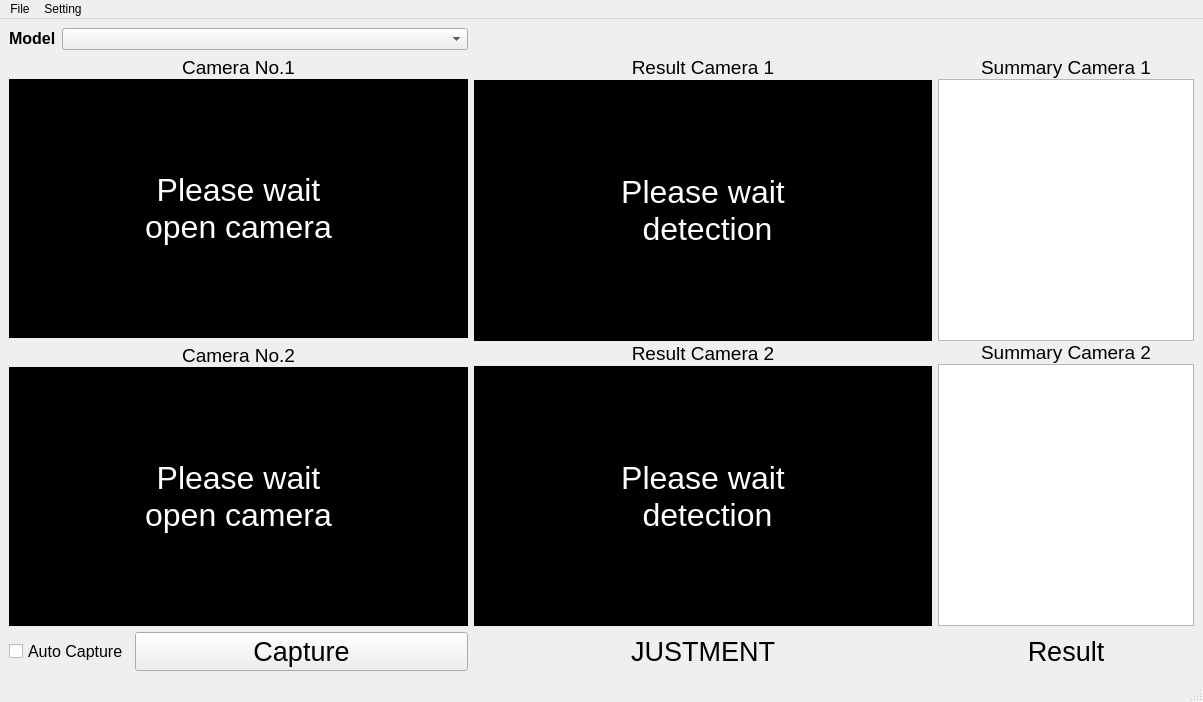
First picture: the form in UI/ScreenUI.ui, repository oatanurakch/ElecX_Detection, before the edit.
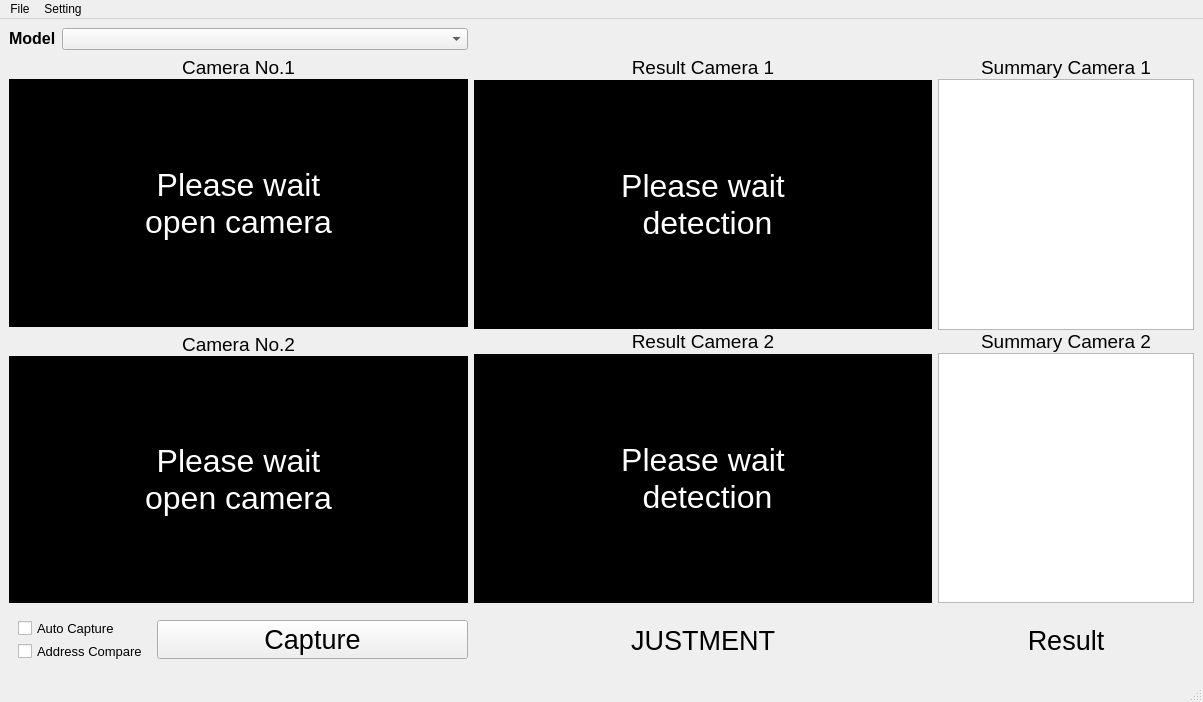
Second picture: the form after the edit.

Commit message: edit UI and add checkbox  for load address

Diff of the .ui file:
```diff
--- a/UI/ScreenUI.ui
+++ b/UI/ScreenUI.ui
@@ -433,6 +433,21 @@
       </item>
       <item row="3" column="0">
        <layout class="QHBoxLayout" name="horizontalLayout_6">
+        <property name="spacing">
+         <number>0</number>
+        </property>
+        <item>
+         <widget class="QWidget" name="verticalWidget" native="true">
+          <property name="sizePolicy">
+           <sizepolicy hsizetype="Maximum" vsizetype="Preferred">
+            <horstretch>0</horstretch>
+            <verstretch>0</verstretch>
+           </sizepolicy>
+          </property>
+          <layout class="QVBoxLayout" name="verticalLayout_4">
+           <property name="spacing">
+            <number>2</number>
+           </property>
         <item>
          <widget class="QCheckBox" name="AutoCapture">
           <property name="sizePolicy">
@@ -443,12 +458,33 @@
           </property>
           <property name="font">
            <font>
-            <pointsize>12</pointsize>
+               <pointsize>10</pointsize>
            </font>
           </property>
           <property name="text">
            <string>Auto Capture</string>
           </property>
+            </widget>
+           </item>
+           <item>
+            <widget class="QCheckBox" name="AddressCompare">
+             <property name="sizePolicy">
+              <sizepolicy hsizetype="Maximum" vsizetype="Fixed">
+               <horstretch>0</horstretch>
+               <verstretch>0</verstretch>
+              </sizepolicy>
+             </property>
+             <property name="font">
+              <font>
+               <pointsize>10</pointsize>
+              </font>
+             </property>
+             <property name="text">
+              <string>Address Compare</string>
+             </property>
+            </widget>
+           </item>
+          </layout>
          </widget>
         </item>
         <item>
```
Lines whose indentation alone changed are shown as unchanged. The commit also changes 3 other files.
